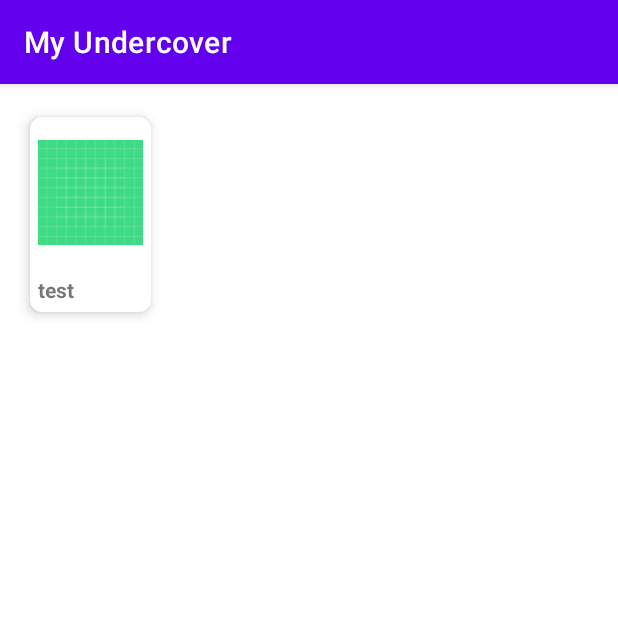
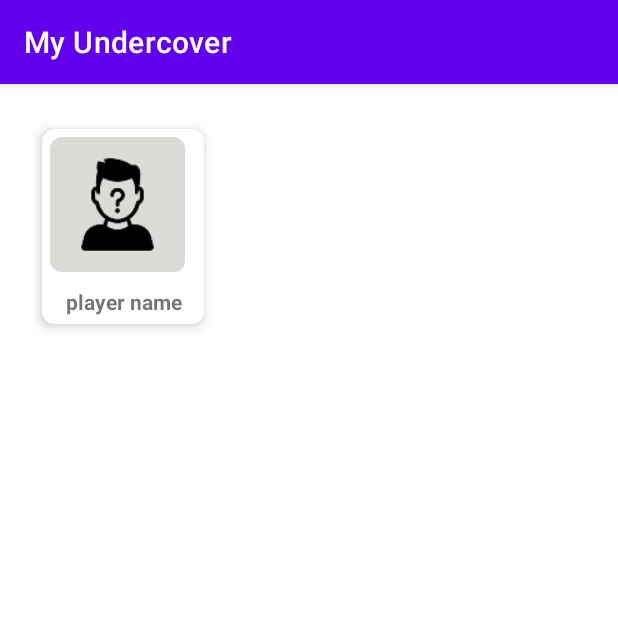
Before and after one commit to JeanBourgarel/undercover-game, an Android app: the fragment GameFragment placed in its activity, on a phone screen of 412 x 824 dp, the top half of it. Run offline under Robolectric (Android 15) with nearby library versions, the light colour scheme and no system bars; libraries missing offline, so code that uses them is left out: io.uniflow.android, io.uniflow.core, splitties.views.onClick; 4 statements that could not run were skipped.

Commit message:
changed card display

```diff
--- a/app/src/main/java/com/example/myundercover/GameFragment.kt
+++ b/app/src/main/java/com/example/myundercover/GameFragment.kt
@@ -70,14 +70,13 @@ class GameFragment: Fragment() {
 
     override fun onViewCreated(view: View, savedInstanceState: Bundle?) {
         super.onViewCreated(view, savedInstanceState)
-        binding.nbPlayer.text = "There is ${args.nbPlayers} players."
         recyclerViewPlayerCards = binding.recyclerViewCards
-        gridLayoutManager = GridLayoutManager(context, 4, LinearLayoutManager.VERTICAL, false)
+        gridLayoutManager = GridLayoutManager(context, 3, LinearLayoutManager.VERTICAL, false)
         recyclerViewPlayerCards?.layoutManager = gridLayoutManager
         recyclerViewPlayerCards?.setHasFixedSize(true)
         arrayListPlayerCard = ArrayList()
         repeat(args.nbPlayers) {
-            arrayListPlayerCard?.add(PlayerCard(R.drawable.ic_launcher_background, "test"))
+            arrayListPlayerCard?.add(PlayerCard(R.mipmap.ic_unknown_face, "player name"))
         }
         playerCardAdapter = PlayerCardAdapter(arrayListPlayerCard!!, requireContext())
         recyclerViewPlayerCards?.adapter = playerCardAdapter
--- a/app/src/main/res/layout/fragment_game.xml
+++ b/app/src/main/res/layout/fragment_game.xml
@@ -17,6 +17,7 @@
         android:id="@+id/recycler_view_cards"
         android:layout_width="match_parent"
         android:layout_height="match_parent"
-        android:padding="12dp"/>
+        android:padding="20dp"
+        app:layout_constraintTop_toBottomOf="@+id/nb_player"/>
 
 </androidx.constraintlayout.widget.ConstraintLayout>
--- a/app/src/main/res/layout/grid_layout_list_item.xml
+++ b/app/src/main/res/layout/grid_layout_list_item.xml
@@ -21,12 +21,11 @@
 
         <TextView
             android:id="@+id/player_name"
-            android:layout_width="wrap_content"
-            android:layout_height="wrap_content"
+            android:layout_width="match_parent"
+            android:layout_height="match_parent"
             android:layout_below="@id/icon_player_card"
             android:layout_marginTop="10dp"
-            android:gravity="center"
-            android:text="name"
+            android:gravity="center_horizontal"
             android:textStyle="bold"/>
 
     </RelativeLayout>
```
